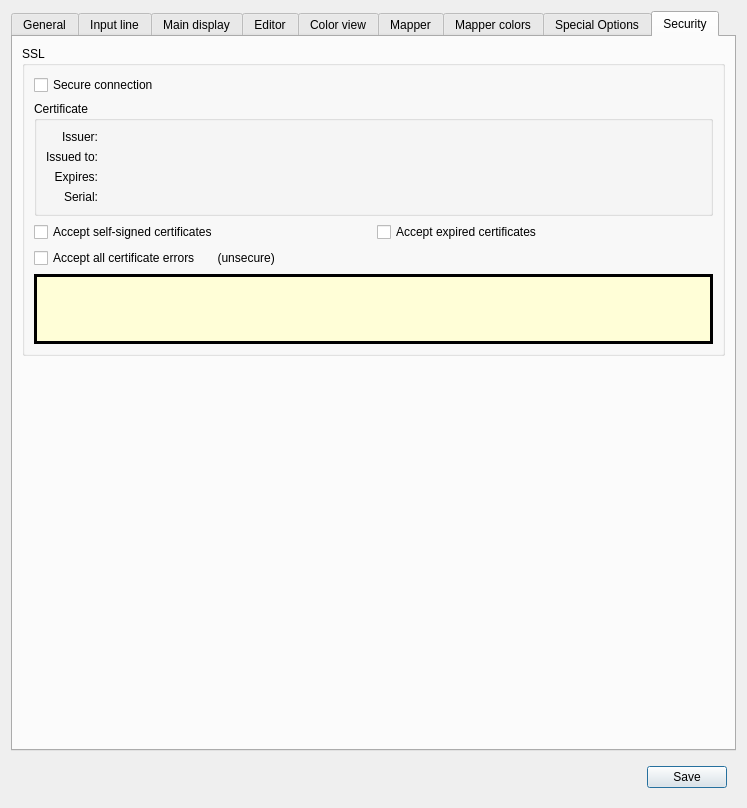
Old version of the form src/ui/profile_preferences.ui in the repository Mudlet/Mudlet.
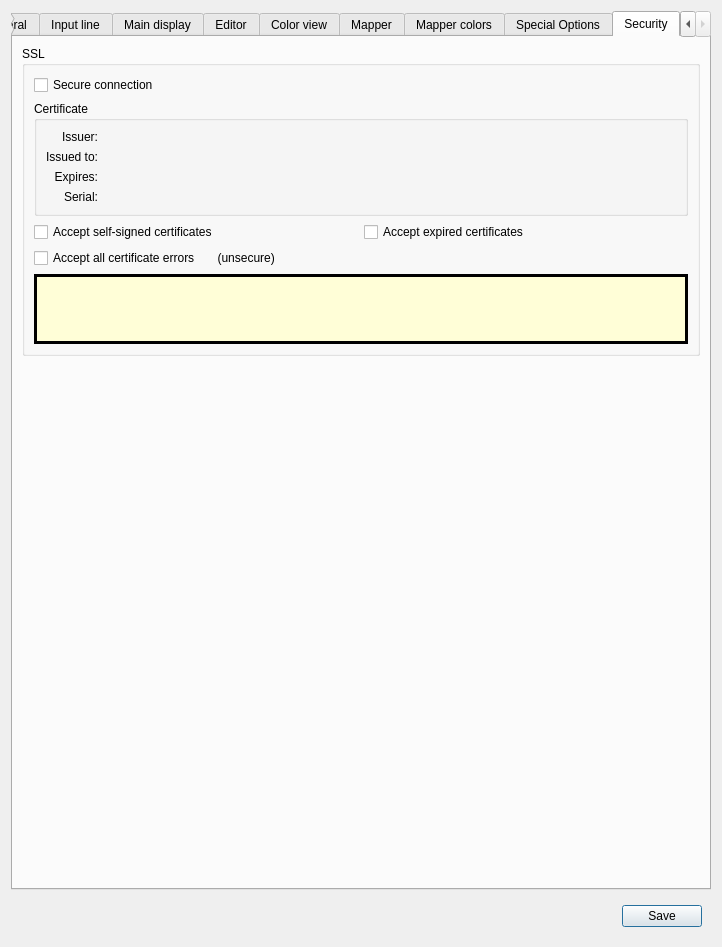
New version of the form. The open tabs and pages were chosen to show the change. Icons and pictures are not drawn. Custom widgets are drawn as their Qt base class.

Diff of the .ui file:
```diff
--- a/src/ui/profile_preferences.ui
+++ b/src/ui/profile_preferences.ui
@@ -6,8 +6,8 @@
    <rect>
     <x>0</x>
     <y>0</y>
-    <width>747</width>
-    <height>808</height>
+    <width>718</width>
+    <height>947</height>
    </rect>
   </property>
   <property name="sizePolicy">
@@ -4426,6 +4426,15 @@
                     </color>
                    </brush>
                   </colorrole>
+                  <colorrole role="PlaceholderText">
+                   <brush brushstyle="NoBrush">
+                    <color alpha="128">
+                     <red>0</red>
+                     <green>0</green>
+                     <blue>0</blue>
+                    </color>
+                   </brush>
+                  </colorrole>
                  </active>
                  <inactive>
                   <colorrole role="WindowText">
@@ -4563,6 +4572,15 @@
                     </color>
                    </brush>
                   </colorrole>
+                  <colorrole role="PlaceholderText">
+                   <brush brushstyle="NoBrush">
+                    <color alpha="128">
+                     <red>0</red>
+                     <green>0</green>
+                     <blue>0</blue>
+                    </color>
+                   </brush>
+                  </colorrole>
                  </inactive>
                  <disabled>
                   <colorrole role="WindowText">
@@ -4700,6 +4718,15 @@
                     </color>
                    </brush>
                   </colorrole>
+                  <colorrole role="PlaceholderText">
+                   <brush brushstyle="NoBrush">
+                    <color alpha="128">
+                     <red>0</red>
+                     <green>0</green>
+                     <blue>0</blue>
+                    </color>
+                   </brush>
+                  </colorrole>
                  </disabled>
                 </palette>
                </property>
```
Left out of the diff: 205 changed lines with no effect on the pictures.
